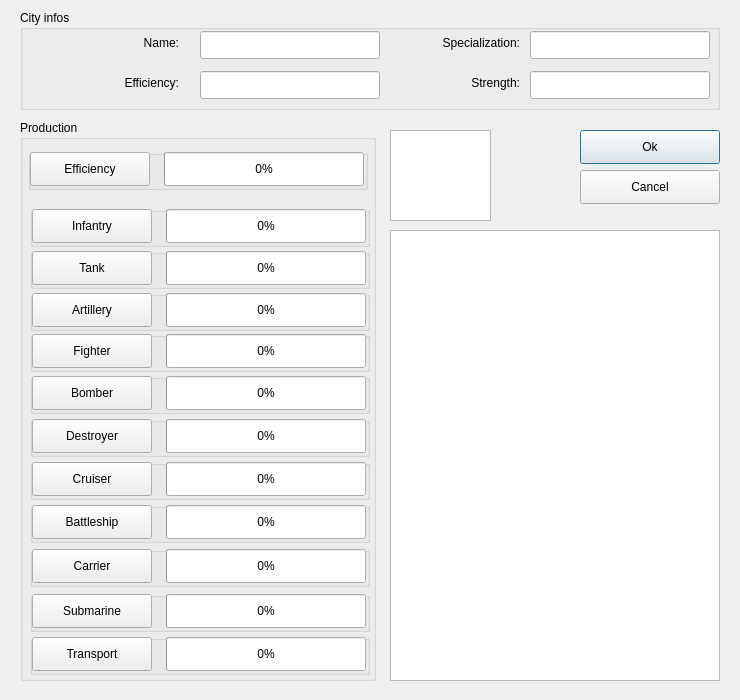
Old version of the form GameDemonstrator/dialogs/MapCitySettingsDialog.ui in the repository raubwuerger/StrategicGameProject.
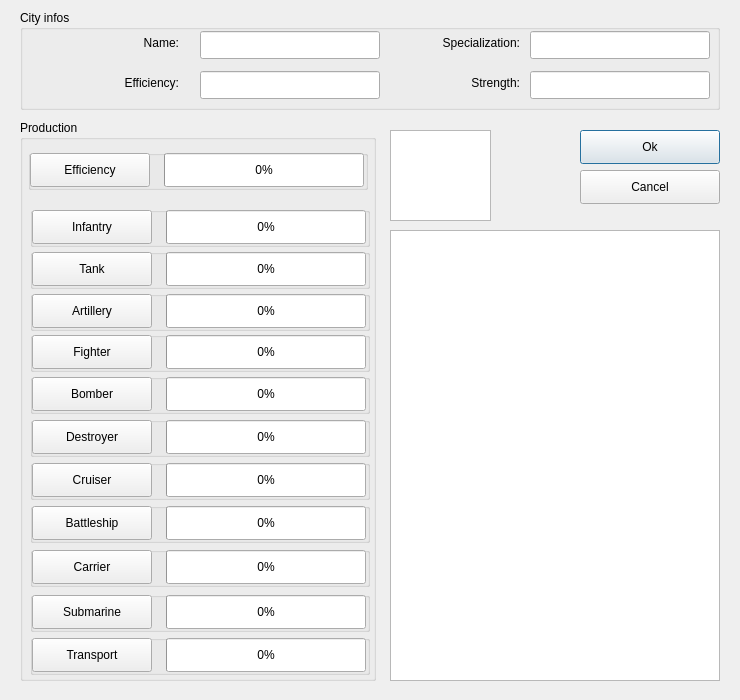
New version of the form.

Commit message: Implemented ok/cancel button for GameCitySettingsDialog. GameMainDialog and GameCitySettingsDialog don't have top level task bar.

The edit to the form file:
```diff
--- a/GameDemonstrator/dialogs/MapCitySettingsDialog.ui
+++ b/GameDemonstrator/dialogs/MapCitySettingsDialog.ui
@@ -53,7 +53,7 @@
      <property name="geometry">
       <rect>
        <x>2</x>
-       <y>2</y>
+       <y>3</y>
        <width>120</width>
        <height>34</height>
       </rect>
@@ -66,7 +66,7 @@
      <property name="geometry">
       <rect>
        <x>136</x>
-       <y>2</y>
+       <y>3</y>
        <width>200</width>
        <height>34</height>
       </rect>
@@ -107,7 +107,7 @@
      <property name="geometry">
       <rect>
        <x>136</x>
-       <y>2</y>
+       <y>3</y>
        <width>200</width>
        <height>34</height>
       </rect>
@@ -135,7 +135,7 @@
      <property name="geometry">
       <rect>
        <x>2</x>
-       <y>2</y>
+       <y>3</y>
        <width>120</width>
        <height>34</height>
       </rect>
@@ -161,7 +161,7 @@
      <property name="geometry">
       <rect>
        <x>136</x>
-       <y>2</y>
+       <y>3</y>
        <width>200</width>
        <height>34</height>
       </rect>
@@ -189,7 +189,7 @@
      <property name="geometry">
       <rect>
        <x>2</x>
-       <y>2</y>
+       <y>3</y>
        <width>120</width>
        <height>34</height>
       </rect>
@@ -215,7 +215,7 @@
      <property name="geometry">
       <rect>
        <x>2</x>
-       <y>2</y>
+       <y>3</y>
        <width>120</width>
        <height>34</height>
       </rect>
@@ -228,7 +228,7 @@
      <property name="geometry">
       <rect>
        <x>136</x>
-       <y>2</y>
+       <y>3</y>
        <width>200</width>
        <height>34</height>
       </rect>
@@ -269,7 +269,7 @@
      <property name="geometry">
       <rect>
        <x>136</x>
-       <y>2</y>
+       <y>3</y>
        <width>200</width>
        <height>34</height>
       </rect>
@@ -297,7 +297,7 @@
      <property name="geometry">
       <rect>
        <x>2</x>
-       <y>2</y>
+       <y>3</y>
        <width>120</width>
        <height>34</height>
       </rect>
@@ -323,7 +323,7 @@
      <property name="geometry">
       <rect>
        <x>136</x>
-       <y>2</y>
+       <y>3</y>
        <width>200</width>
        <height>34</height>
       </rect>
@@ -351,7 +351,7 @@
      <property name="geometry">
       <rect>
        <x>2</x>
-       <y>2</y>
+       <y>3</y>
        <width>120</width>
        <height>34</height>
       </rect>
@@ -377,7 +377,7 @@
      <property name="geometry">
       <rect>
        <x>136</x>
-       <y>2</y>
+       <y>3</y>
        <width>200</width>
        <height>34</height>
       </rect>
@@ -405,7 +405,7 @@
      <property name="geometry">
       <rect>
        <x>2</x>
-       <y>2</y>
+       <y>3</y>
        <width>120</width>
        <height>34</height>
       </rect>
@@ -431,7 +431,7 @@
      <property name="geometry">
       <rect>
        <x>136</x>
-       <y>2</y>
+       <y>3</y>
        <width>200</width>
        <height>34</height>
       </rect>
@@ -459,7 +459,7 @@
      <property name="geometry">
       <rect>
        <x>2</x>
-       <y>2</y>
+       <y>3</y>
        <width>120</width>
        <height>34</height>
       </rect>
@@ -485,7 +485,7 @@
      <property name="geometry">
       <rect>
        <x>136</x>
-       <y>2</y>
+       <y>3</y>
        <width>200</width>
        <height>34</height>
       </rect>
@@ -513,7 +513,7 @@
      <property name="geometry">
       <rect>
        <x>2</x>
-       <y>2</y>
+       <y>3</y>
        <width>120</width>
        <height>34</height>
       </rect>
@@ -539,7 +539,7 @@
      <property name="geometry">
       <rect>
        <x>136</x>
-       <y>2</y>
+       <y>3</y>
        <width>200</width>
        <height>34</height>
       </rect>
@@ -567,7 +567,7 @@
      <property name="geometry">
       <rect>
        <x>2</x>
-       <y>2</y>
+       <y>3</y>
        <width>120</width>
        <height>34</height>
       </rect>
@@ -593,7 +593,7 @@
      <property name="geometry">
       <rect>
        <x>2</x>
-       <y>2</y>
+       <y>3</y>
        <width>120</width>
        <height>34</height>
       </rect>
@@ -606,7 +606,7 @@
      <property name="geometry">
       <rect>
        <x>136</x>
-       <y>2</y>
+       <y>3</y>
        <width>200</width>
        <height>34</height>
       </rect>
@@ -647,7 +647,7 @@
      <property name="geometry">
       <rect>
        <x>136</x>
-       <y>2</y>
+       <y>3</y>
        <width>200</width>
        <height>34</height>
       </rect>
@@ -675,7 +675,7 @@
      <property name="geometry">
       <rect>
        <x>2</x>
-       <y>2</y>
+       <y>3</y>
        <width>120</width>
        <height>34</height>
       </rect>
```
The commit also changes 5 other files.
